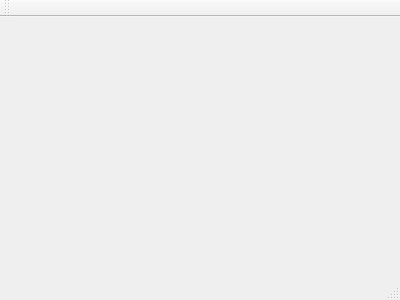
Above: tamagotchi.ui from tiago-araujo/tamagotchi before the change. Below: the same form after it.
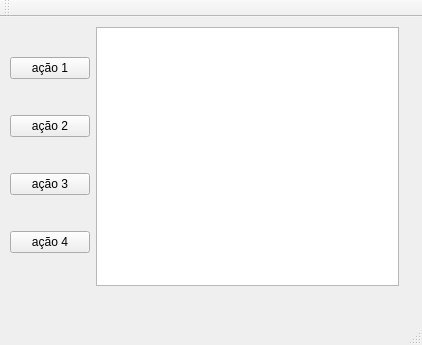
That is the form after the change.

Commit message: definido layout inicial

What changed in the file:
```diff
--- a/tamagotchi.ui
+++ b/tamagotchi.ui
@@ -1,24 +1,87 @@
 <ui version="4.0">
  <class>Tamagotchi</class>
- <widget class="QMainWindow" name="Tamagotchi" >
-  <property name="geometry" >
+ <widget class="QMainWindow" name="Tamagotchi">
+  <property name="geometry">
    <rect>
     <x>0</x>
     <y>0</y>
-    <width>400</width>
-    <height>300</height>
+    <width>422</width>
+    <height>345</height>
    </rect>
   </property>
   <property name="windowTitle" >
    <string>Tamagotchi</string>
   </property>
-  <widget class="QMenuBar" name="menuBar" />
-  <widget class="QToolBar" name="mainToolBar" />
-  <widget class="QWidget" name="centralWidget" />
-  <widget class="QStatusBar" name="statusBar" />
+  <widget class="QWidget" name="centralWidget">
+   <widget class="QWidget" name="horizontalLayoutWidget">
+    <property name="geometry">
+     <rect>
+      <x>-1</x>
+      <y>-1</y>
+      <width>411</width>
+      <height>281</height>
+     </rect>
+    </property>
+    <layout class="QHBoxLayout" name="horizontalLayout">
+     <item>
+      <layout class="QVBoxLayout" name="verticalLayout_2">
+       <item>
+        <widget class="QPushButton" name="pushButton">
+         <property name="text">
+          <string>ação 1</string>
+         </property>
+        </widget>
+       </item>
+       <item>
+        <widget class="QPushButton" name="pushButton_4">
+         <property name="text">
+          <string>ação 2</string>
+         </property>
+        </widget>
+       </item>
+       <item>
+        <widget class="QPushButton" name="pushButton_3">
+         <property name="text">
+          <string>ação 3</string>
+         </property>
+        </widget>
+       </item>
+       <item>
+        <widget class="QPushButton" name="pushButton_2">
+         <property name="text">
+          <string>ação 4</string>
+         </property>
+        </widget>
+       </item>
+      </layout>
+     </item>
+     <item>
+      <widget class="QGraphicsView" name="graphicsView"/>
+     </item>
+    </layout>
+   </widget>
+  </widget>
+  <widget class="QMenuBar" name="menuBar">
+   <property name="geometry">
+    <rect>
+     <x>0</x>
+     <y>0</y>
+     <width>422</width>
+     <height>21</height>
+    </rect>
+   </property>
+  </widget>
+  <widget class="QToolBar" name="mainToolBar">
+   <attribute name="toolBarArea">
+    <enum>TopToolBarArea</enum>
+   </attribute>
+   <attribute name="toolBarBreak">
+    <bool>false</bool>
+   </attribute>
+  </widget>
+  <widget class="QStatusBar" name="statusBar"/>
  </widget>
- <layoutDefault spacing="6" margin="11" />
- <pixmapfunction></pixmapfunction>
+ <layoutdefault spacing="6" margin="11"/>
  <resources/>
  <connections/>
 </ui>
```
Left out of the diff: 3 changed lines with no effect on the pictures.
